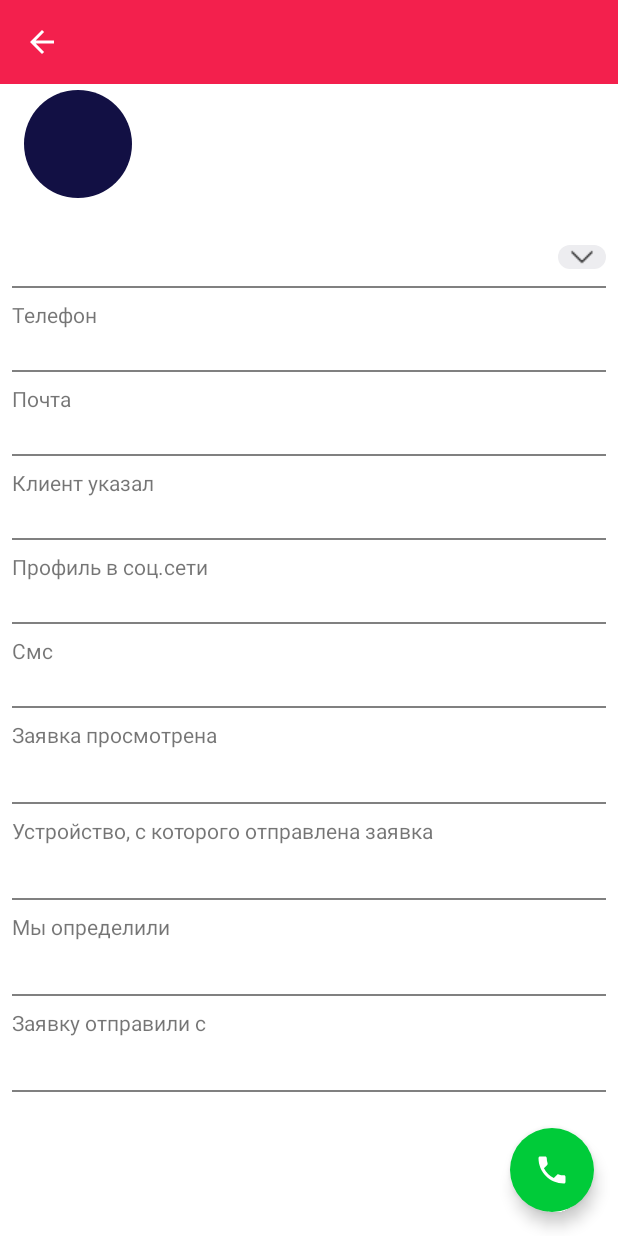
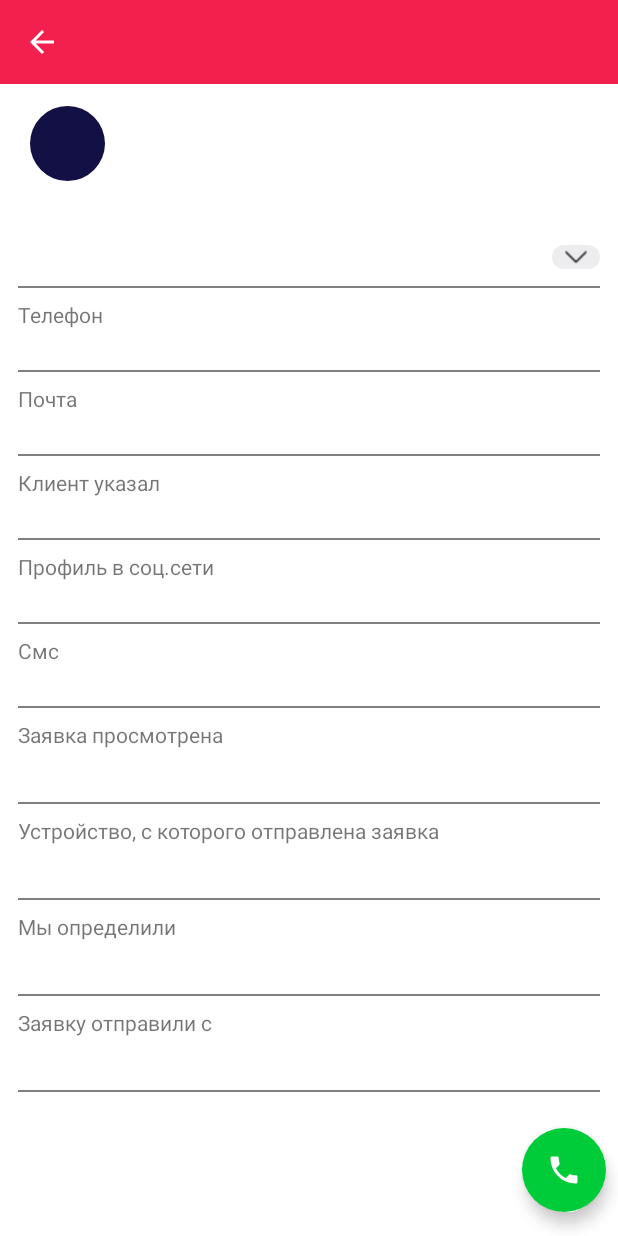
Before and after one commit to VdovinN/Venyoo, an Android app: the LeadDetailActivity screen opened directly, with no data from a screen before it, on a phone screen of 412 x 824 dp. Run offline under Robolectric (Android 15) with nearby library versions, the phone set to English and light mode, and no system bars; our stand-ins replace CircleImageView, Dagger/Hilt's generated code, Picasso, RxJava; libraries missing offline, so code that uses them is left out: com.amulyakhare.textdrawable, com.jakewharton.rxbinding2, com.r0adkll.slidr; pictures from the network do not load; 2 statements that could not run were skipped.

Commit message:
base commit;

```diff
--- a/app/src/main/res/layout/lead_detail_layout.xml
+++ b/app/src/main/res/layout/lead_detail_layout.xml
@@ -21,10 +21,10 @@
         <LinearLayout
             android:layout_width="match_parent"
             android:layout_height="wrap_content"
-            android:layout_marginEnd="8dp"
-            android:layout_marginLeft="8dp"
-            android:layout_marginRight="8dp"
-            android:layout_marginStart="8dp"
+            android:layout_marginEnd="12dp"
+            android:layout_marginLeft="12dp"
+            android:layout_marginRight="12dp"
+            android:layout_marginStart="12dp"
             android:orientation="vertical">
 
             <RelativeLayout
@@ -33,10 +33,10 @@
 
                 <de.hdodenhof.circleimageview.CircleImageView
                     android:id="@+id/leadUserImageView"
-                    android:layout_width="80dp"
-                    android:layout_height="80dp"
+                    android:layout_width="50dp"
+                    android:layout_height="50dp"
                     android:layout_centerVertical="true"
-                    android:layout_margin="4dp"
+                    android:layout_margin="8dp"
                     android:src="@color/darkBlueColor" />
 
                 <LinearLayout
@@ -310,7 +310,9 @@
         android:layout_alignParentBottom="true"
         android:layout_alignParentEnd="true"
         android:layout_alignParentRight="true"
-        android:layout_margin="16dp"
+        android:layout_marginBottom="16dp"
+        android:layout_marginEnd="8dp"
+        android:layout_marginRight="8dp"
         app:backgroundTint="@color/greenCall"
         app:borderWidth="0dp"
         app:elevation="6dp"
--- a/app/src/main/res/layout/lead_layout.xml
+++ b/app/src/main/res/layout/lead_layout.xml
@@ -10,6 +10,10 @@
         android:layout_height="match_parent">
 
         <android.support.v7.widget.RecyclerView
+            android:paddingEnd="12dp"
+            android:paddingLeft="12dp"
+            android:paddingRight="12dp"
+            android:paddingStart="12dp"
             android:id="@+id/leadRecyclerView"
             android:layout_width="match_parent"
             android:layout_height="match_parent" />
```
Also changed, not shown: app/src/main/res/layout/lead_item_layout.xml (+7 -2 lines).
